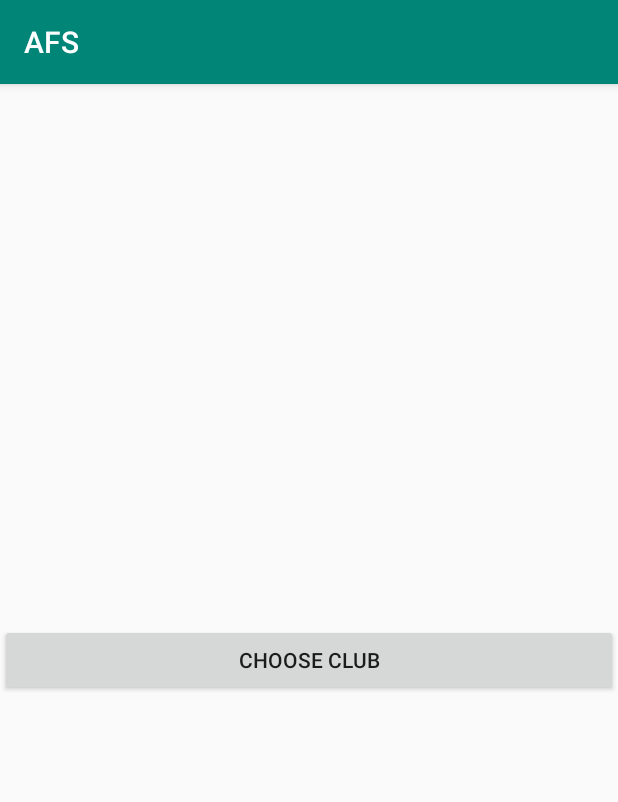
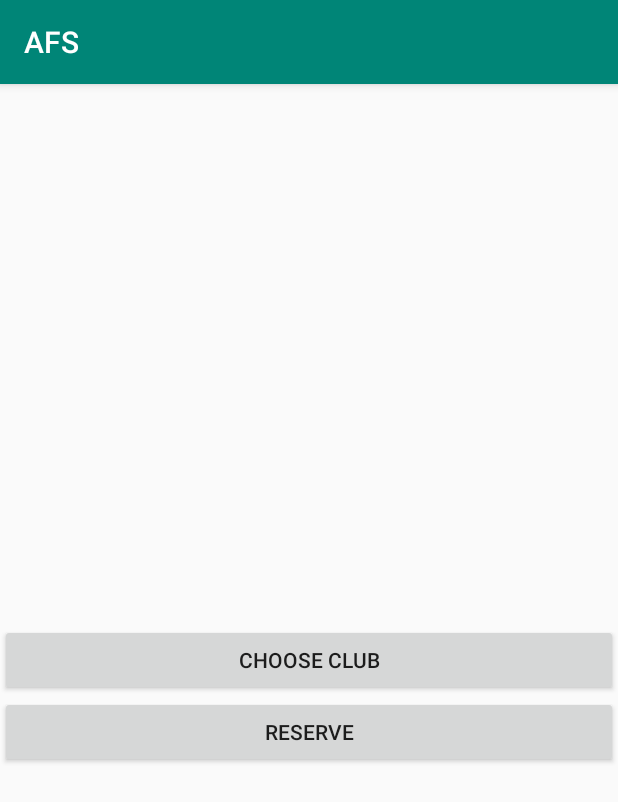
Before and after one commit to olegivo/AFS, an Android app: the screen it shows after launch (MainActivity), on a phone screen of 412 x 824 dp. Shown: the top 802 px of the screen. Run offline under Robolectric (Android 15) with nearby library versions, the phone set to English and light mode, and no system bars; our stand-ins replace Dagger/Hilt's generated code, RxJava.

Commit message:
WIP choose activity to reserve

```diff
--- a/app/src/main/java/ru/olegivo/afs/MainActivity.kt
+++ b/app/src/main/java/ru/olegivo/afs/MainActivity.kt
@@ -1,11 +1,11 @@
 package ru.olegivo.afs
 
 import android.os.Bundle
+import android.widget.Button
 import android.widget.Toast
 import androidx.appcompat.app.AppCompatActivity
 import dagger.android.AndroidInjection
 import io.reactivex.Scheduler
-import kotlinx.android.synthetic.main.activity_main.activity_main_choose_club
 import ru.olegivo.afs.clubs.android.ChooseClubDialog
 import ru.olegivo.afs.clubs.domain.GetClubsUseCase
 import ru.olegivo.afs.clubs.domain.GetCurrentClubUseCase
@@ -31,8 +31,11 @@ class MainActivity : AppCompatActivity() {
         AndroidInjection.inject(this)
         super.onCreate(savedInstanceState)
         setContentView(R.layout.activity_main)
-        activity_main_choose_club.setOnClickListener {
+        findViewById<Button>(R.id.activity_main_choose_club_button).setOnClickListener {
             onChooseClubClicked()
+        }
+        findViewById<Button>(R.id.activity_main_reserve_button).setOnClickListener {
+            onReserveClicked()
         }
     }
 
@@ -57,6 +60,10 @@ class MainActivity : AppCompatActivity() {
             )
     }
 
+    private fun onReserveClicked() {
+        TODO("not implemented") // To change body of created functions use File | Settings | File Templates.
+    }
+
     private fun setCurrentClub(club: Club) {
         setCurrentClub(club.id)
             .observeOn(mainScheduler)
--- a/app/src/main/res/layout/activity_main.xml
+++ b/app/src/main/res/layout/activity_main.xml
@@ -1,21 +1,28 @@
 <?xml version="1.0" encoding="utf-8"?>
-<androidx.constraintlayout.widget.ConstraintLayout
-        xmlns:android="http://schemas.android.com/apk/res/android"
+<androidx.constraintlayout.widget.ConstraintLayout xmlns:android="http://schemas.android.com/apk/res/android"
+        xmlns:app="http://schemas.android.com/apk/res-auto"
         xmlns:tools="http://schemas.android.com/tools"
-        xmlns:app="http://schemas.android.com/apk/res-auto"
         android:layout_width="match_parent"
         android:layout_height="match_parent"
         tools:context=".MainActivity">
 
     <Button
-            android:id="@+id/activity_main_choose_club"
+            android:id="@+id/activity_main_choose_club_button"
             android:layout_width="match_parent"
             android:layout_height="wrap_content"
+            android:text="@string/activity_main_choose_club_button_text"
             app:layout_constraintBottom_toBottomOf="parent"
             app:layout_constraintLeft_toLeftOf="parent"
             app:layout_constraintRight_toRightOf="parent"
-            app:layout_constraintTop_toTopOf="parent"
-            android:text="@string/choose_club"
-    />
+            app:layout_constraintTop_toTopOf="parent" />
+
+    <Button
+            android:id="@+id/activity_main_reserve_button"
+            android:layout_width="0dp"
+            android:layout_height="wrap_content"
+            android:text="@string/activity_main_reserve_button_text"
+            app:layout_constraintEnd_toEndOf="parent"
+            app:layout_constraintStart_toStartOf="parent"
+            app:layout_constraintTop_toBottomOf="@+id/activity_main_choose_club_button" />
 
 </androidx.constraintlayout.widget.ConstraintLayout>
--- a/app/src/main/res/values/strings.xml
+++ b/app/src/main/res/values/strings.xml
@@ -1,4 +1,5 @@
 <resources>
     <string name="app_name">AFS</string>
-    <string name="choose_club">Choose club</string>
+    <string name="activity_main_choose_club_button_text">Choose club</string>
+    <string name="activity_main_reserve_button_text">Reserve</string>
 </resources>
```
